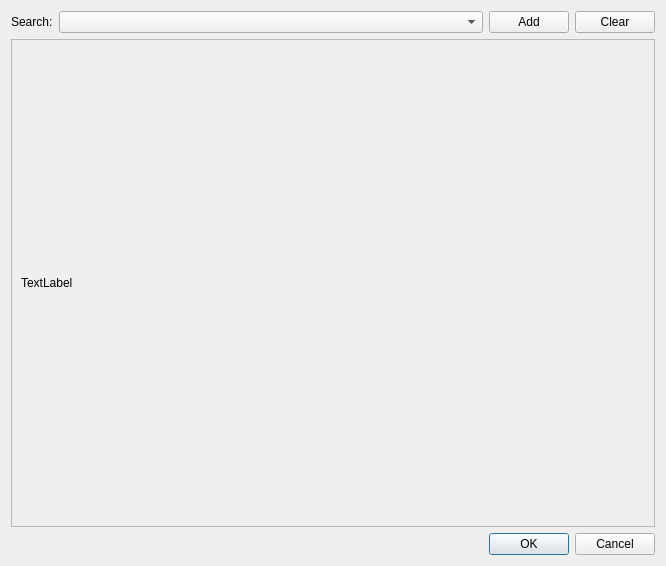
Old version of the form gui/MapViewDialog.ui in the repository jawsper/mscedit.
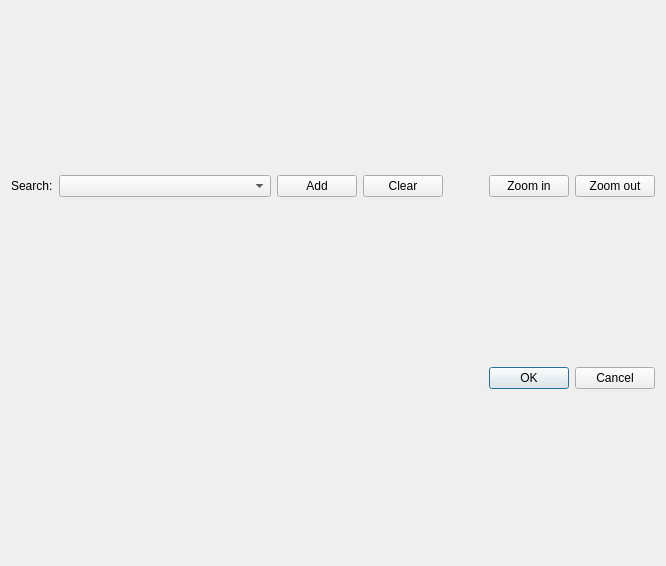
New version of the form. Custom widgets are drawn as their Qt base class.

Commit message:
feat(gui): recreate MapViewDialog to add MapWidget
This allows zooming the map view. It also prevents adding markers more than once.

The edit to the form file:
```diff
--- a/gui/MapViewDialog.ui
+++ b/gui/MapViewDialog.ui
@@ -53,36 +53,37 @@
        </property>
       </widget>
      </item>
-    </layout>
-   </item>
    <item>
-    <widget class="QScrollArea" name="scrollArea">
-     <property name="sizeAdjustPolicy">
-      <enum>QAbstractScrollArea::AdjustToContents</enum>
-     </property>
-     <property name="widgetResizable">
-      <bool>true</bool>
-     </property>
-     <widget class="QWidget" name="scrollAreaWidgetContents">
-      <property name="geometry">
-       <rect>
-        <x>0</x>
-        <y>0</y>
-        <width>644</width>
-        <height>466</height>
-       </rect>
-      </property>
-      <layout class="QVBoxLayout" name="verticalLayout_2">
+      <spacer name="horizontalSpacer">
+       <property name="orientation">
+        <enum>Qt::Horizontal</enum>
+       </property>
+       <property name="sizeType">
+        <enum>QSizePolicy::Fixed</enum>
+       </property>
+       <property name="sizeHint" stdset="0">
+        <size>
+         <width>40</width>
+         <height>20</height>
+        </size>
+       </property>
+      </spacer>
+     </item>
        <item>
-        <widget class="ClickableLabel" name="map">
+      <widget class="QPushButton" name="zoomInButton">
          <property name="text">
-          <string>TextLabel</string>
+        <string>Zoom in</string>
          </property>
         </widget>
        </item>
-      </layout>
-     </widget>
-    </widget>
+     <item>
+      <widget class="QPushButton" name="zoomOutButton">
+       <property name="text">
+        <string>Zoom out</string>
+       </property>
+      </widget>
+     </item>
+    </layout>
    </item>
    <item>
     <widget class="QDialogButtonBox" name="buttonBox">
@@ -96,13 +97,6 @@
    </item>
   </layout>
  </widget>
- <customwidgets>
-  <customwidget>
-   <class>ClickableLabel</class>
-   <extends>QLabel</extends>
-   <header>gui/widgets.h</header>
-  </customwidget>
- </customwidgets>
  <resources/>
  <connections>
   <connection>
```
Lines whose indentation alone changed are shown as unchanged. The commit also changes 2 other files.
